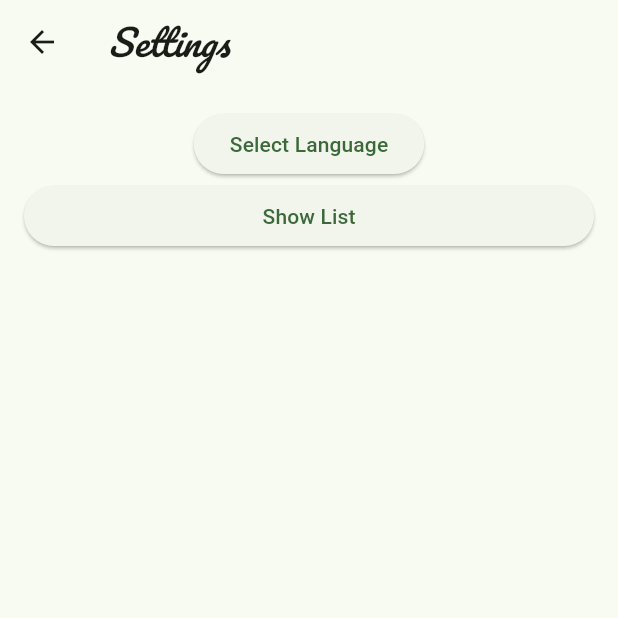
After one commit to lizakolot12/MyFinances, a Flutter app: the screen it shows after launch, after a tap on the "settings" icon, on a phone screen of 412 x 824 dp, the top half of it. The commit adds this screen. Run offline on Flutter 3.47's test engine with Material 3 defaults, Android fonts, the phone set to English and light mode, and no system bars; our stand-ins replace bloc, drift, flutter_bloc, flutter_typeahead, go_router, google_fonts and 5 more; missing offline and left inert: dart:ffi, drift_dev; accounts and stored records are empty; generated files the repository leaves out were written again.

Commit message:
add settings screen

```diff
--- /dev/null
+++ b/lib/bloc/settings/settings_bloc.dart
@@ -0,0 +1,43 @@
+import 'dart:ffi';
+import 'dart:ui';
+
+import 'package:bloc/bloc.dart';
+import 'package:meta/meta.dart';
+import 'package:my_study/data/data.dart';
+
+import '../../ui/util/provider_state_managment.dart';
+
+part 'settings_event.dart';
+
+part 'settings_state.dart';
+
+class SettingsBloc extends Bloc<SettingsEvent, SettingsState> {
+  final TransactionRepository _repository;
+  final Settings _settings;
+  List<String> _allTags = List.empty();
+
+  SettingsBloc(
+      {required TransactionRepository repository, required Settings settings})
+      : _repository = repository,
+        _settings = settings,
+        super(SettingsInitial()) {
+    on<GetAll>((event, emit) async {
+      _allTags = await _repository.getAllTags();
+      emit(LoadedSettings(_allTags));
+    });
+
+    on<SwitchLanguage>(
+      (event, emit) async {
+        _settings.toggleLanguage(Locale(event.locale));
+      },
+    );
+
+    on<DeleteTag>(
+      (event, emit) async {
+        await _repository.removeTag(event.tag);
+        _allTags = await _repository.getAllTags();
+        emit(LoadedSettings(_allTags));
+      },
+    );
+  }
+}
--- /dev/null
+++ b/lib/bloc/settings/settings_event.dart
@@ -0,0 +1,18 @@
+part of 'settings_bloc.dart';
+
+@immutable
+abstract class SettingsEvent {}
+
+class GetAll extends SettingsEvent {}
+
+class DeleteTag extends SettingsEvent {
+
+  late final String tag;
+
+  DeleteTag(this.tag);
+}
+
+class SwitchLanguage extends SettingsEvent {
+  late final String locale;
+  SwitchLanguage(this.locale);
+}
--- /dev/null
+++ b/lib/bloc/settings/settings_state.dart
@@ -0,0 +1,12 @@
+part of 'settings_bloc.dart';
+
+@immutable
+abstract class SettingsState {}
+
+class SettingsInitial extends SettingsState {}
+
+class LoadedSettings extends SettingsState {
+  late final List<String> tags;
+
+  LoadedSettings(this.tags);
+}
--- a/lib/l10n/app_en.arb
+++ b/lib/l10n/app_en.arb
@@ -23,5 +23,6 @@
   "take_photo":"Receipt",
   "month_total":"Total for the last month:",
   "tags_labels": "Choose categories",
-  "tags": "Categories"
+  "tags": "Categories",
+  "settings_title": "Settings"
 }
--- a/lib/l10n/app_uk.arb
+++ b/lib/l10n/app_uk.arb
@@ -11,5 +11,6 @@
   "take_photo":"Фото чеку",
   "month_total":"Всього за останній місяць:",
   "tags_labels": "Вибери категорії",
-  "tags": "Категорії"
+  "tags": "Категорії",
+  "settings_title": "Настройки"
 }
--- a/lib/main.dart
+++ b/lib/main.dart
@@ -6,6 +6,7 @@ import 'package:google_fonts/google_fonts.dart';
 import 'package:flutter_gen/gen_l10n/app_localizations.dart';
 import 'package:my_study/bloc/chart/chart_bloc.dart';
 import 'package:my_study/bloc/list/transaction_bloc.dart';
+import 'package:my_study/ui/settings/SettingsScreen.dart';
 import 'package:my_study/ui/util/provider_state_managment.dart';
 import 'package:provider/provider.dart' as provider;
 import 'ui/chart/chart_screen.dart';
@@ -67,6 +68,10 @@ class MyApp extends StatelessWidget {
           GoRoute(
             path: "new",
             builder: (context, state) => const ItemScreen(transactionId: null),
+          ),
+          GoRoute(
+            path: "settings",
+            builder: (context, state) =>  SettingsScreen(),
           ),
         ],
       ),
@@ -135,9 +140,9 @@ class MainPage extends StatelessWidget {
                       onPressed: () => settings.toggleLightness(),
                     ),*/
                     IconButton(
-                      icon: const Icon(Icons.language),
+                      icon: const Icon(Icons.settings),
                       tooltip: 'Toggle language',
-                      onPressed: () => settings.toggleLanguage(),
+                      onPressed: () =>  GoRouter.of(context).go("/settings") ,
                     )
                   ],
                 ),
--- /dev/null
+++ b/lib/ui/settings/SettingsScreen.dart
@@ -0,0 +1,188 @@
+import 'package:flutter/cupertino.dart';
+import 'package:flutter/material.dart';
+import 'package:flutter_bloc/flutter_bloc.dart';
+import 'package:provider/provider.dart';
+
+import '../../bloc/settings/settings_bloc.dart';
+import '../../data/data.dart';
+import '../util/provider_state_managment.dart';
+import 'package:flutter_gen/gen_l10n/app_localizations.dart';
+import 'package:provider/provider.dart' as provider;
+
+class SettingsScreen extends StatelessWidget {
+  @override
+  Widget build(BuildContext context) {
+    return Consumer<Settings>(builder: (context, settings, child) {
+      return BlocProvider.value(
+        value: SettingsBloc(
+          repository: RepositoryProvider.of<TransactionRepository>(context),
+          settings: settings,
+        ),
+        child: AllSettingsScreen(),
+      );
+    });
+  }
+}
+
+class AllSettingsScreen extends StatelessWidget {
+  @override
+  Widget build(BuildContext context) {
+    return Consumer<Settings>(
+      builder: (context, settings, child) {
+        return Localizations.override(
+          context: context,
+          locale: settings.locale,
+          child: Builder(
+            builder: (context) {
+              return Scaffold(
+                appBar: AppBar(
+                  title: Text(AppLocalizations.of(context)!.settings_title),
+                ),
+                body: Padding(
+                  padding: const EdgeInsets.all(16.0),
+                  child: BlocBuilder<SettingsBloc, SettingsState>(
+                    builder: (context, state) {
+                      if (state is SettingsInitial) {
+                        context.read<SettingsBloc>().add(GetAll());
+                        return progress();
+                      } else if (state is LoadedSettings) {
+                        return AllComponents(state.tags);
+                      } else {
+                        return progress();
+                      }
+                    },
+                  ),
+                ),
+              );
+            },
+          ),
+        );
+      },
+    );
+  }
+
+  Widget progress() {
+    return const Center(child: CircularProgressIndicator());
+  }
+}
+
+class AllComponents extends StatelessWidget {
+  final List<String> tags;
+
+  const AllComponents(this.tags, {super.key});
+
+  @override
+  Widget build(BuildContext context) {
+    return Center(
+      child: Column(
+        children: [
+          const LanguageSelectionButton(),
+          ExpandableList(tags),
+        ],
+      ),
+    );
+  }
+}
+
+class LanguageSelectionButton extends StatelessWidget {
+  const LanguageSelectionButton({Key? key}) : super(key: key);
+
+  @override
+  Widget build(BuildContext context) {
+    final settingsBloc = context.read<SettingsBloc>(); // Зчитуємо SettingsBloc з контексту
+
+    return ElevatedButton(
+      onPressed: () {
+        showDialog(
+          context: context,
+          builder: (BuildContext context) {
+            return AlertDialog(
+              title: const Text('Select Language'),
+              content: SingleChildScrollView(
+                child: ListBody(
+                  children: [
+                    GestureDetector(
+                      onTap: () {
+                        settingsBloc.add(SwitchLanguage('en'));
+                        Navigator.of(context).pop();
+                      },
+                      child: const Padding(
+                        padding: EdgeInsets.all(16),
+                        child: Text('English'),
+                      ),
+                    ),
+                    GestureDetector(
+                      onTap: () {
+                        settingsBloc.add(SwitchLanguage('uk'));
+                        Navigator.of(context).pop();
+                      },
+                      child: const Padding(
+                        padding: EdgeInsets.all(16),
+                        child: Text('Українська'),
+                      ),
+                    ),
+                  ],
+                ),
+              ),
+            );
+          },
+        );
+      },
+      child: const Text('Select Language'),
+    );
+  }
+}
+
+
+class ExpandableList extends StatefulWidget {
+  final List<String> tags;
+
+  ExpandableList(this.tags);
+
+  @override
+  _ExpandableListState createState() => _ExpandableListState(tags);
+}
+
+class _ExpandableListState extends State<ExpandableList> {
+  bool _isExpanded = false;
+  List<String> _tags;
+
+  _ExpandableListState(this._tags);
+
+  @override
+  Widget build(BuildContext context) {
+    return Column(
+      crossAxisAlignment: CrossAxisAlignment.stretch,
+      children: [
+        ElevatedButton(
+          onPressed: () {
+            setState(() {
+              _isExpanded = !_isExpanded;
+            });
+          },
+          child: Text(_isExpanded ? 'Hide List' : 'Show List'),
+        ),
+        if (_isExpanded)
+          Center(
+              child: ListView.builder(
+            itemCount: _tags.length,
+            itemBuilder: (context, index) => ListTile(
+              title: Text(
+                _tags[index],
+                style: Theme.of(context).textTheme.titleMedium,
+              ),
+              trailing: IconButton(
+                disabledColor: Colors.black12,
+                icon: const Icon(
+                  Icons.delete,
+                ),
+                onPressed: () => context.read<SettingsBloc>().add(
+                      DeleteTag(_tags[index]),
+                    ),
+              ),
+            ),
+          )),
+      ],
+    );
+  }
+}
```
Also changed, not shown: lib/data/data.dart (+10 -6 lines), lib/ui/util/provider_state_managment.dart (+4 -3 lines), pubspec.yaml (+17 -17 lines), pubspec.lock.
